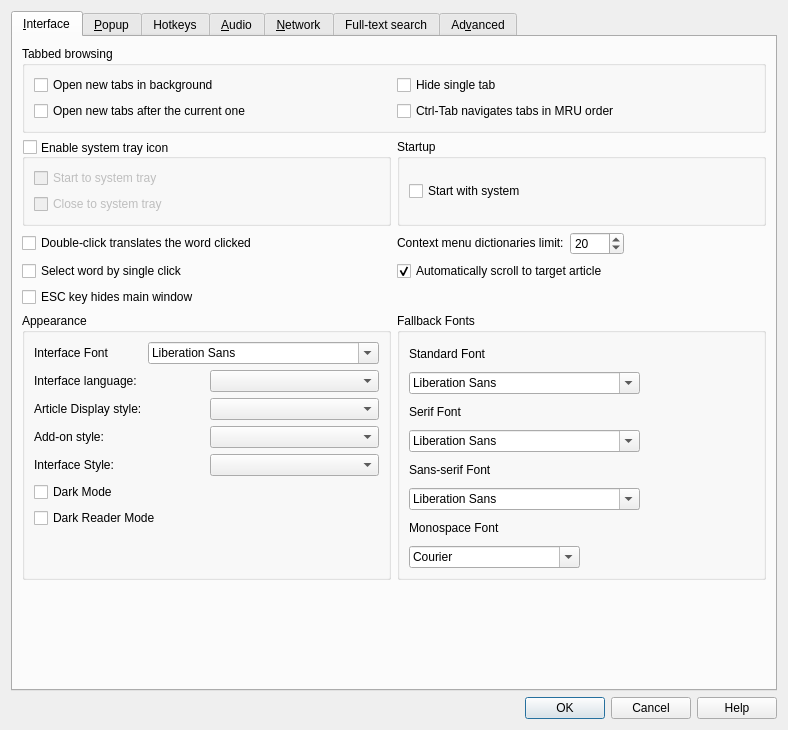
This is src/ui/preferences.ui in xiaoyifang/goldendict-ng as Qt 5 draws it before an edit. The edited form follows.
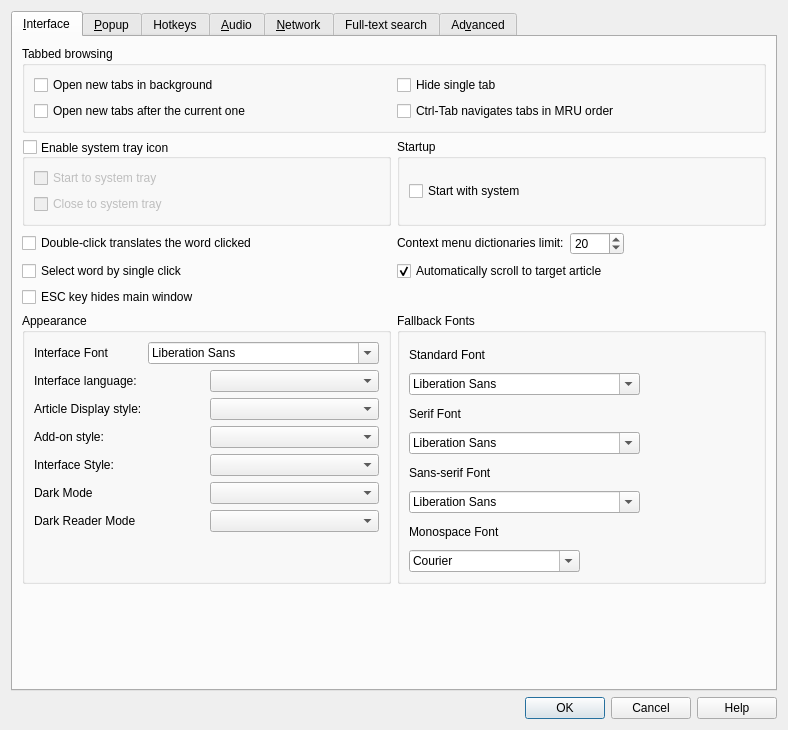
This is the edited form. Icons and pictures are not drawn. Custom widgets are drawn as their Qt base class.

Commit message: refactor: prepare config code to implement auto dark reader mode

Diff of the .ui file:
```diff
--- a/src/ui/preferences.ui
+++ b/src/ui/preferences.ui
@@ -397,7 +397,9 @@
            </layout>
           </item>
           <item>
-           <widget class="QCheckBox" name="darkMode">
+           <layout class="QHBoxLayout" name="darkModeLayout">
+            <item>
+             <widget class="QLabel" name="darkModeLabel">
             <property name="toolTip">
              <string>Turn the UI to dark.</string>
             </property>
@@ -407,7 +409,18 @@
            </widget>
           </item>
           <item>
-           <widget class="QCheckBox" name="darkReaderMode">
+             <widget class="QComboBox" name="darkMode">
+              <property name="toolTip">
+               <string>Turn the UI to dark.</string>
+              </property>
+             </widget>
+            </item>
+           </layout>
+          </item>
+          <item>
+           <layout class="QHBoxLayout" name="darkReaderLayout">
+            <item>
+             <widget class="QLabel" name="darkReaderModeLabel">
             <property name="toolTip">
              <string>Turn the article display style to dark.</string>
             </property>
@@ -415,6 +428,15 @@
              <string>Dark Reader Mode</string>
             </property>
            </widget>
+            </item>
+            <item>
+             <widget class="QComboBox" name="darkReaderMode">
+              <property name="toolTip">
+               <string>Turn the article display style to dark.</string>
+              </property>
+             </widget>
+            </item>
+           </layout>
           </item>
           <item>
            <spacer name="verticalSpacer_5">
```
Lines whose indentation alone changed are shown as unchanged. The commit also changes 7 other files.
